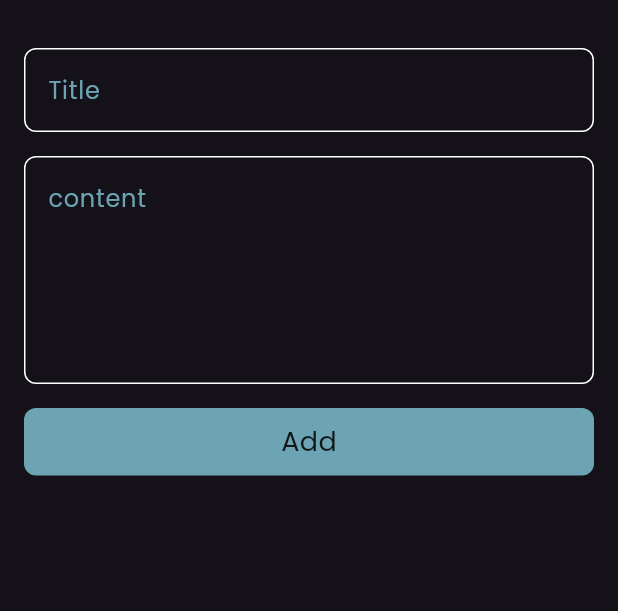
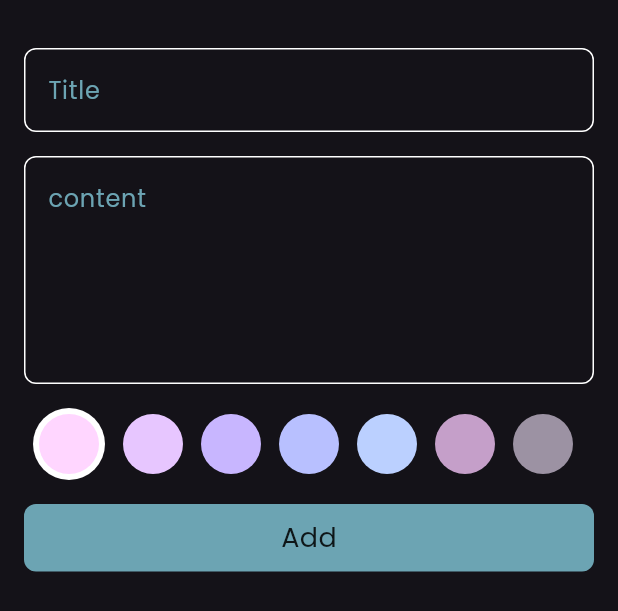
Before and after one commit to Fatma-kabil/Notes_App, a Flutter app: the AddNoteForm widget shown alone on an empty page, opened directly, on a phone screen of 412 x 824 dp. Shown: the top 611 px of the screen. Run offline on Flutter 3.47's test engine with Material 3 defaults, Android fonts, the phone set to English and light mode, and no system bars; our stand-ins replace flutter_bloc, font_awesome_flutter, hive, hive_flutter; accounts and stored records are empty.

Commit message:
add colors

```diff
--- a/lib/cubits/add_note_cubit/add_note_cubit.dart
+++ b/lib/cubits/add_note_cubit/add_note_cubit.dart
@@ -1,3 +1,4 @@
+import 'package:flutter/material.dart';
 import 'package:flutter_bloc/flutter_bloc.dart';
 import 'package:hive_flutter/adapters.dart';
 import 'package:notes_app/constants.dart';
@@ -6,8 +7,9 @@ import 'package:notes_app/models/note_model.dart';
 
 class AddNotesCubit extends Cubit<AddNotesState> {
   AddNotesCubit() : super(AddNoteInitial());
-
+  Color color = const Color(0xffFFD6FF);
   addNote(NoteModel note) async {
+    note.color = color.value;
     emit(AddNoteLoading());
     try {
       var notesbox = Hive.box<NoteModel>(kNotesBox);
--- a/lib/widgets/add_note_form.dart
+++ b/lib/widgets/add_note_form.dart
@@ -4,6 +4,7 @@ import 'package:intl/intl.dart';
 import 'package:notes_app/cubits/add_note_cubit/add_note_cubit.dart';
 import 'package:notes_app/cubits/add_note_cubit/add_note_state.dart';
 import 'package:notes_app/models/note_model.dart';
+import 'package:notes_app/widgets/colors_list_view.dart';
 import 'package:notes_app/widgets/custom_text_field.dart';
 import 'package:notes_app/widgets/custon_button.dart';
 
@@ -53,6 +54,10 @@ class _AddNoteFormState extends State<AddNoteForm> {
             const SizedBox(
               height: 16,
             ),
+            const ColorsListView(),
+            const SizedBox(
+              height: 16,
+            ),
             BlocBuilder<AddNotesCubit, AddNotesState>(
                 builder: (context, state) {
               return CutomButton(
--- /dev/null
+++ b/lib/widgets/colors_list_view.dart
@@ -0,0 +1,71 @@
+import 'package:flutter/material.dart';
+import 'package:flutter_bloc/flutter_bloc.dart';
+import 'package:notes_app/cubits/add_note_cubit/add_note_cubit.dart';
+
+class ColorItem extends StatelessWidget {
+  const ColorItem({super.key, required this.isActive, required this.color});
+  final bool isActive;
+  final Color color;
+  @override
+  Widget build(BuildContext context) {
+    return isActive
+        ? CircleAvatar(
+            backgroundColor: Colors.white,
+            radius: 24,
+            child: CircleAvatar(
+              radius: 20,
+              backgroundColor: color,
+            ),
+          )
+        : CircleAvatar(
+            radius: 20,
+            backgroundColor: color,
+          );
+  }
+}
+
+class ColorsListView extends StatefulWidget {
+  const ColorsListView({super.key});
+
+  @override
+  State<ColorsListView> createState() => _ColorsListViewState();
+}
+
+class _ColorsListViewState extends State<ColorsListView> {
+  int currentIndex = 0;
+  List<Color> colors = const [
+    Color(0xffFFD6FF),
+    Color(0xffE7C6FF),
+    Color(0xffC8B6FF),
+    Color(0xffB8C0FF),
+    Color(0xffBBD0FF),
+    Color(0xffc59fc9),
+    Color(0xff9c92a3)
+  ];
+  @override
+  Widget build(BuildContext context) {
+    return SizedBox(
+      height: 24 * 2,
+      child: ListView.builder(
+        scrollDirection: Axis.horizontal,
+        itemCount: colors.length,
+        itemBuilder: (context, index) {
+          return Padding(
+            padding: const EdgeInsets.symmetric(horizontal: 6),
+            child: InkWell(
+              onTap: () {
+                currentIndex = index;
+                BlocProvider.of<AddNotesCubit>(context).color = colors[index];
+                setState(() {});
+              },
+              child: ColorItem(
+                color: colors[index],
+                isActive: currentIndex == index,
+              ),
+            ),
+          );
+        },
+      ),
+    );
+  }
+}
```
